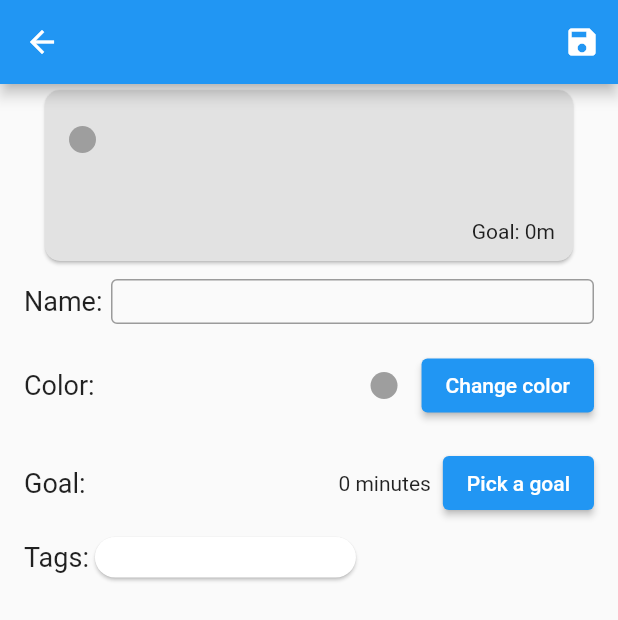
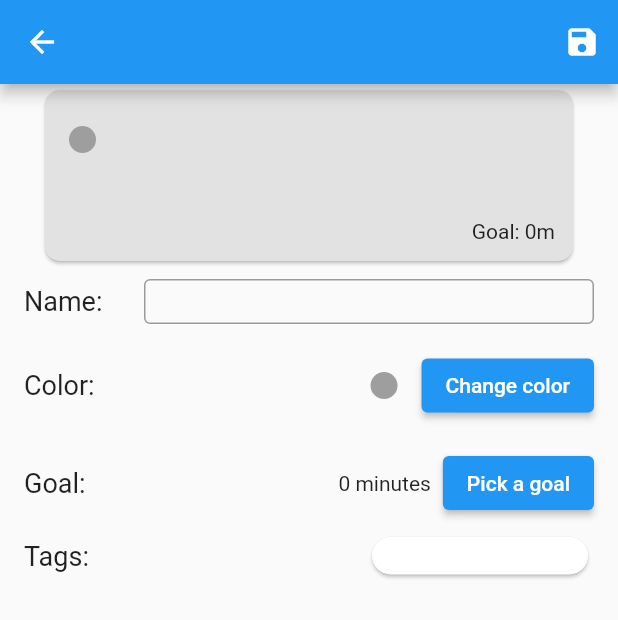
Before and after one commit to alvo2k/24h-copilot, a Flutter app: the ActivitySettingsPage screen opened directly with empty values, on a phone screen of 412 x 824 dp. Shown: the top 620 px of the screen. Run offline on Flutter 3.47's test engine with Material 2 defaults, Android fonts, the phone set to English and light mode, and no system bars; our stand-ins replace awesome_notifications, dartz, dotted_line, drift, email_validator, equatable and 11 more; missing offline and left inert: category_navigator, flutter_dialogs, sealed_flutter_bloc; accounts and stored records are empty; generated files the repository leaves out were written again.

Commit message:
Improve look of activity settings page

```diff
--- a/lib/features/card-editor/presentation/pages/activity_settings_page.dart
+++ b/lib/features/card-editor/presentation/pages/activity_settings_page.dart
@@ -1,3 +1,5 @@
+import 'dart:math';
+
 import 'package:flutter/cupertino.dart';
 import 'package:flutter/material.dart';
 import 'package:flutter_bloc/flutter_bloc.dart';
@@ -181,6 +183,9 @@ class _ActivitySettingsPageState extends State<ActivitySettingsPage> {
       body: SingleChildScrollView(
         child: Padding(
           padding: const EdgeInsets.symmetric(horizontal: 16),
+          child: Center(
+            child: SizedBox(
+              width: min(MediaQuery.of(context).size.width, 400),
               child: Column(
                 children: [
                   ActivitySettingsCard(activity: activity, onPressed: () {}),
@@ -201,8 +206,8 @@ class _ActivitySettingsPageState extends State<ActivitySettingsPage> {
                           decoration: InputDecoration(
                             border: const OutlineInputBorder(),
                             constraints: BoxConstraints(
-                          minWidth: 200,
-                          maxWidth: MediaQuery.of(context).size.width - 90,
+                              maxWidth: min(
+                                  MediaQuery.of(context).size.width - 90, 300),
                               maxHeight: 30,
                             ),
                           ),
@@ -267,18 +272,23 @@ class _ActivitySettingsPageState extends State<ActivitySettingsPage> {
                           'Tags:',
                           style: TextStyle(fontSize: 18),
                         ),
-                    SizedBox(
-                      height: 35,
-                      width: MediaQuery.of(context).size.width - 85,
-                      child: ListView(
-                        physics: const BouncingScrollPhysics(),
-                        shrinkWrap: true,
+                        Expanded(
+                          child: LayoutBuilder(
+                            builder: (context, constraints) {
+                              return SingleChildScrollView(
                                 scrollDirection: Axis.horizontal,
+                                child: ConstrainedBox(
+                                  constraints: BoxConstraints(
+                                    minWidth: max(constraints.maxWidth, 150),
+                                  ),
+                                  child: Row(
+                                    mainAxisAlignment: MainAxisAlignment.end,
                                     children: [
                                       ...buildTags(tags ?? []),
                                       Card(
                                         shape: RoundedRectangleBorder(
-                                borderRadius: BorderRadius.circular(100)),
+                                            borderRadius:
+                                                BorderRadius.circular(100)),
                                         child: Padding(
                                           padding: const EdgeInsets.symmetric(
                                             horizontal: 12.0,
@@ -287,14 +297,22 @@ class _ActivitySettingsPageState extends State<ActivitySettingsPage> {
                                           child: TextField(
                                             onSubmitted: addTag,
                                             decoration: const InputDecoration(
+                                              isDense: true,
                                               prefixText: '# ',
                                               border: InputBorder.none,
                                               constraints: BoxConstraints(
-                                      minWidth: 100,
+                                                maxWidth: 120,
                                                 maxHeight: 25,
-                                      maxWidth: 150),
                                               ),
                                             ),
+                                          ),
+                                        ),
+                                      ),
+                                    ],
+                                  ),
+                                ),
+                              );
+                            },
                           ),
                         ),
                       ],
@@ -303,7 +321,6 @@ class _ActivitySettingsPageState extends State<ActivitySettingsPage> {
                 ],
               ),
             ),
-            ],
           ),
         ),
       ),
```
Lines whose indentation alone changed are shown as unchanged.
